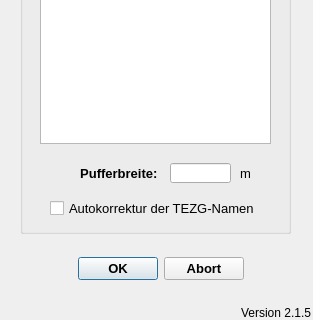
Before: the Qt Designer form qkan/linkflaechen/resources/application_assigntgeb.ui in hoettges/QKan, drawn with Qt 5; both pictures show x 0 to 313 and y 207 to 527 of the 313 by 527 pixel window.
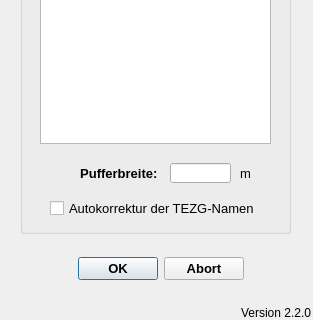
After: the same form once the commit is applied.

Patch:
```diff
--- a/qkan/linkflaechen/resources/application_assigntgeb.ui
+++ b/qkan/linkflaechen/resources/application_assigntgeb.ui
@@ -247,7 +247,7 @@
     <string>Version QKan Import</string>
    </property>
    <property name="text">
-    <string>Version 2.1.5</string>
+    <string>Version 2.2.0</string>
    </property>
    <property name="alignment">
     <set>Qt::AlignRight|Qt::AlignTrailing|Qt::AlignVCenter</set>
```
